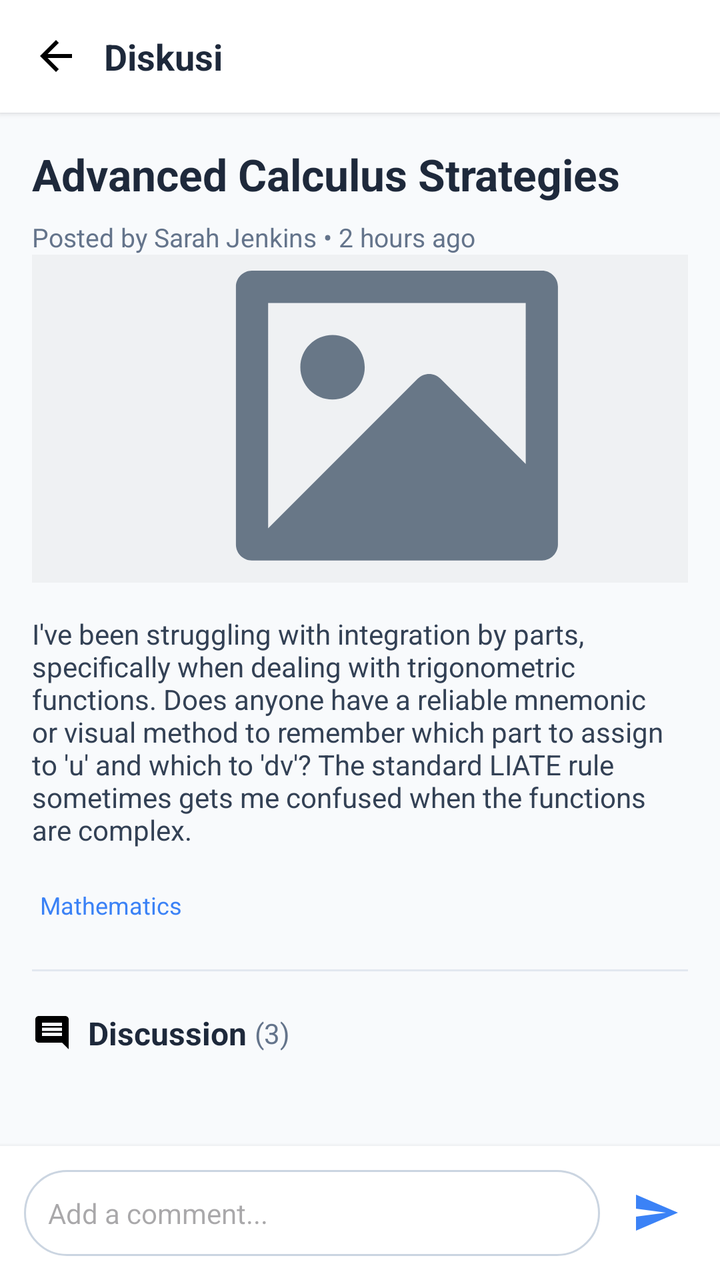
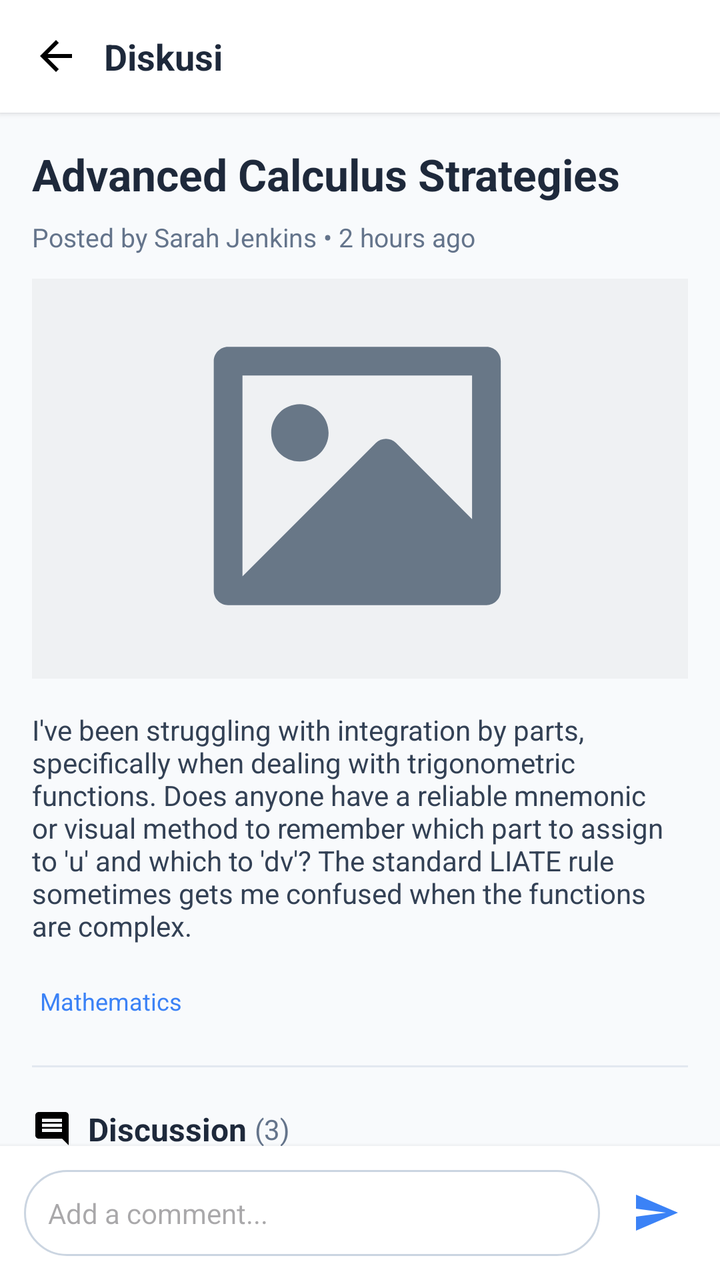

Before-and-after screenshots of an Android layout around one commit, followed by the original layout XML and the change that was made.
<!-- AndroidManifest.xml: application theme Theme.Edushare -->
<!-- res/layout/activity_comment.xml -->
<?xml version="1.0" encoding="utf-8"?>
<LinearLayout xmlns:android="http://schemas.android.com/apk/res/android"
    xmlns:app="http://schemas.android.com/apk/res-auto"
    xmlns:tools="http://schemas.android.com/tools"
    android:id="@+id/main"
    android:layout_width="match_parent"
    android:layout_height="match_parent"
    android:orientation="vertical"
    android:background="#F8FAFC">

    
    <LinearLayout
        android:layout_width="match_parent"
        android:layout_height="wrap_content"
        android:orientation="horizontal"
        android:gravity="center_vertical"
        android:padding="16dp"
        android:background="#FFFFFF"
        android:elevation="2dp">

        <ImageView
            android:id="@+id/ivBack"
            android:layout_width="24dp"
            android:layout_height="24dp"
            android:src="@drawable/ic_back" />

        <TextView
            android:layout_width="0dp"
            android:layout_height="wrap_content"
            android:layout_weight="1"
            android:text="Diskusi"
            android:textSize="18sp"
            android:textStyle="bold"
            android:textColor="#1E293B"
            android:layout_marginStart="12dp" />


    </LinearLayout>

    
    <androidx.core.widget.NestedScrollView
        android:layout_width="match_parent"
        android:layout_height="0dp"
        android:layout_weight="1"
        android:fillViewport="true">

        <LinearLayout
            android:layout_width="match_parent"
            android:layout_height="wrap_content"
            android:orientation="vertical"
            android:padding="16dp">


            
            <TextView
                android:id="@+id/tvPostTitle"
                android:layout_width="wrap_content"
                android:layout_height="wrap_content"
                android:text="Advanced Calculus Strategies"
                android:textSize="22sp"
                android:textStyle="bold"
                android:textColor="#1E293B" />

            
            <TextView
                android:id="@+id/tvPostMeta"
                android:layout_width="wrap_content"
                android:layout_height="wrap_content"
                android:text="Posted by Sarah Jenkins • 2 hours ago"
                android:textSize="13sp"
                android:textColor="#64748B"
                android:layout_marginTop="8dp" />

            <ImageView
                android:id="@+id/ivThumbnail"
                android:layout_width="368dp"
                android:layout_height="164dp"
                android:background="#E0E0E0"
                android:scaleType="centerCrop"
                android:src="@drawable/image_placeholder"
                app:layout_constraintEnd_toEndOf="parent"
                app:layout_constraintStart_toStartOf="parent"
                app:layout_constraintTop_toTopOf="parent" />

            
            <TextView
                android:id="@+id/tvPostContent"
                android:layout_width="wrap_content"
                android:layout_height="wrap_content"
                android:text="I've been struggling with integration by parts, specifically when dealing with trigonometric functions. Does anyone have a reliable mnemonic or visual method to remember which part to assign to 'u' and which to 'dv'? The standard LIATE rule sometimes gets me confused when the functions are complex."
                android:textSize="14sp"
                android:textColor="#334155"
                android:layout_marginTop="16dp" />

            
            <LinearLayout
                android:layout_width="match_parent"
                android:layout_height="wrap_content"
                android:orientation="horizontal"
                android:layout_marginTop="16dp">

                <TextView
                    android:id="@+id/tvMapel"
                    android:layout_width="wrap_content"
                    android:layout_height="wrap_content"
                    android:text="Mathematics"
                    android:padding="4dp"
                    android:textSize="12sp"
                    android:textColor="#3B82F6"/>
            </LinearLayout>

            
            <View
                android:layout_width="match_parent"
                android:layout_height="1dp"
                android:background="#E2E8F0"
                android:layout_marginVertical="20dp" />

            
            <LinearLayout
                android:layout_width="match_parent"
                android:layout_height="wrap_content"
                android:orientation="horizontal"
                android:gravity="center_vertical"
                android:layout_marginBottom="16dp">

                <ImageView
                    android:layout_width="20dp"
                    android:layout_height="20dp"
                    android:src="@drawable/ic_chat"/>

                <TextView
                    android:layout_width="wrap_content"
                    android:layout_height="wrap_content"
                    android:text="Discussion"
                    android:textSize="16sp"
                    android:textStyle="bold"
                    android:textColor="#1E293B"
                    android:layout_marginStart="8dp" />

                <TextView
                    android:id="@+id/tvCommentCount"
                    android:layout_width="wrap_content"
                    android:layout_height="wrap_content"
                    android:text="(3)"
                    android:textSize="14sp"
                    android:textColor="#64748B"
                    android:layout_marginStart="4dp" />

            </LinearLayout>

            <androidx.recyclerview.widget.RecyclerView
                android:id="@+id/recyclerViewComments"
                android:layout_width="match_parent"
                android:layout_height="wrap_content"
                android:nestedScrollingEnabled="false"
                android:layout_marginTop="8dp"
                android:layout_marginBottom="16dp"
                app:layoutManager="androidx.recyclerview.widget.LinearLayoutManager" />

        </LinearLayout>

    </androidx.core.widget.NestedScrollView>

    
    <LinearLayout
        android:layout_width="match_parent"
        android:layout_height="wrap_content"
        android:orientation="horizontal"
        android:gravity="center_vertical"
        android:padding="12dp"
        android:background="#FFFFFF"
        android:elevation="4dp">

        <EditText
            android:id="@+id/etAddComment"
            android:layout_width="0dp"
            android:layout_height="wrap_content"
            android:layout_weight="1"
            android:hint="Add a comment..."
            android:background="@drawable/bg_comment"
            android:padding="12dp"
            android:textSize="14sp" />

        <ImageView
            android:id="@+id/ivSendComment"
            android:layout_width="40dp"
            android:layout_height="40dp"
            android:src="@drawable/ic_send"
            android:padding="8dp"
            android:layout_marginStart="8dp" />

    </LinearLayout>
</LinearLayout>
<!-- resources referenced by this layout -->
<resources>
  <!-- drawable bg_comment (drawable) -->
  <?xml version="1.0" encoding="utf-8"?>
  <shape xmlns:android="http://schemas.android.com/apk/res/android">
  
      
      <solid android:color="#FFFFFF" />
  
      
      <corners android:radius="32dp" />
  
      
      <stroke
          android:width="1dp"
          android:color="#CBD5E1" />
  
      
      <padding
          android:left="4dp"
          android:top="4dp"
          android:right="4dp"
          android:bottom="4dp" />
  
  </shape>
  <!-- drawable ic_back (drawable) -->
  <vector xmlns:android="http://schemas.android.com/apk/res/android"
      android:width="24dp"
      android:height="24dp"
      android:viewportWidth="24"
      android:viewportHeight="24">
      <path
          android:fillColor="#000000"
          android:pathData="M20,11H7.83l5.59,-5.59L12,4l-8,8 8,8 1.41,-1.41L7.83,13H20v-2z"/>
  </vector>
  <!-- drawable ic_chat (drawable) -->
  <vector xmlns:android="http://schemas.android.com/apk/res/android"
      android:width="24dp"
      android:height="24dp"
      android:viewportWidth="24"
      android:viewportHeight="24">
      <path
          android:fillColor="#000000"
          android:pathData="M20,2L4,2c-1.1,0 -2,0.9 -2,2v12c0,1.1 0.9,2 2,2h14l4,4L22,4c0,-1.1 -0.9,-2 -2,-2zM18,14L6,14v-2h12v2zM18,11L6,11L6,9h12v2zM18,8L6,8L6,6h12v2z"/>
  </vector>
  <!-- drawable ic_send (drawable) -->
  <?xml version="1.0" encoding="utf-8"?>
  <vector xmlns:android="http://schemas.android.com/apk/res/android"
      android:width="24dp"
      android:height="24dp"
      android:viewportWidth="24"
      android:viewportHeight="24">
      <path
          android:fillColor="#3B82F6"
          android:pathData="M2.01,21L23,12 2.01,3 2,10l15,2 -15,2z"/>
  </vector>
  <!-- drawable image_placeholder (drawable) -->
  <vector xmlns:android="http://schemas.android.com/apk/res/android"
      android:width="800dp"
      android:height="800dp"
      android:viewportWidth="120"
      android:viewportHeight="120">
    <path
        android:pathData="M0,0h120v120h-120z"
        android:fillColor="#EFF1F3"/>
    <path
        android:pathData="M33.25,38.48C33.26,37.05 34.42,35.89 35.85,35.88H83.15C84.58,35.88 85.75,37.04 85.75,38.48V80.52C85.74,81.95 84.58,83.11 83.15,83.13H35.85C34.42,83.12 33.25,81.96 33.25,80.52V38.48ZM80.5,41.13H38.5V77.88L62.89,53.48C63.92,52.45 65.58,52.45 66.6,53.48L80.5,67.4V41.13ZM43.75,51.62C43.75,54.52 46.1,56.87 49,56.87C51.9,56.87 54.25,54.52 54.25,51.62C54.25,48.73 51.9,46.37 49,46.37C46.1,46.37 43.75,48.73 43.75,51.62Z"
        android:fillColor="#687787"
        android:fillType="evenOdd"/>
  </vector>
  <style name="Theme.Edushare" parent="Base.Theme.Edushare" />
  <style name="Base.Theme.Edushare" parent="Theme.Material3.DayNight.NoActionBar">
          
          
      </style>
</resources>

<!-- the commit's change to res/layout/activity_comment.xml (unified diff, before → after) -->
@@ -34,7 +34,6 @@
             android:textColor="#1E293B"
             android:layout_marginStart="12dp" />
 
-
     </LinearLayout>
 
     
@@ -49,7 +48,6 @@
             android:layout_height="wrap_content"
             android:orientation="vertical"
             android:padding="16dp">
-
 
             
             <TextView
@@ -71,16 +69,15 @@
                 android:textColor="#64748B"
                 android:layout_marginTop="8dp" />
 
+            
             <ImageView
                 android:id="@+id/ivThumbnail"
-                android:layout_width="368dp"
-                android:layout_height="164dp"
-                android:background="#E0E0E0"
+                android:layout_width="match_parent"
+                android:layout_height="200dp"
+                android:layout_marginTop="12dp"
                 android:scaleType="centerCrop"
-                android:src="@drawable/image_placeholder"
-                app:layout_constraintEnd_toEndOf="parent"
-                app:layout_constraintStart_toStartOf="parent"
-                app:layout_constraintTop_toTopOf="parent" />
+                android:background="#E2E8F0"
+                android:src="@drawable/image_placeholder" />
 
             
             <TextView
